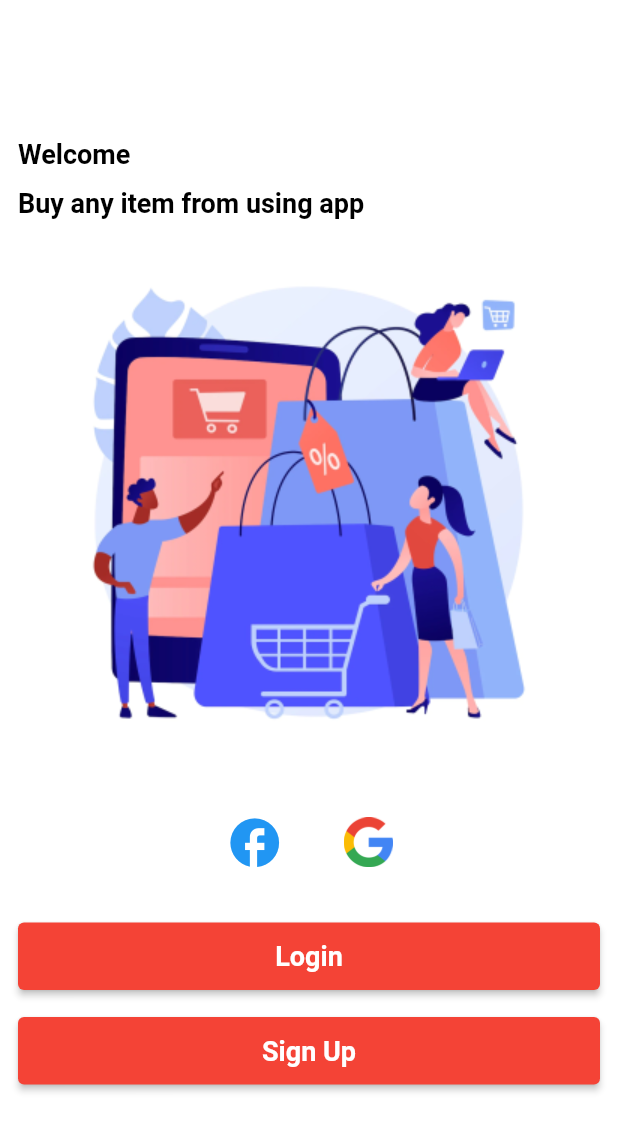
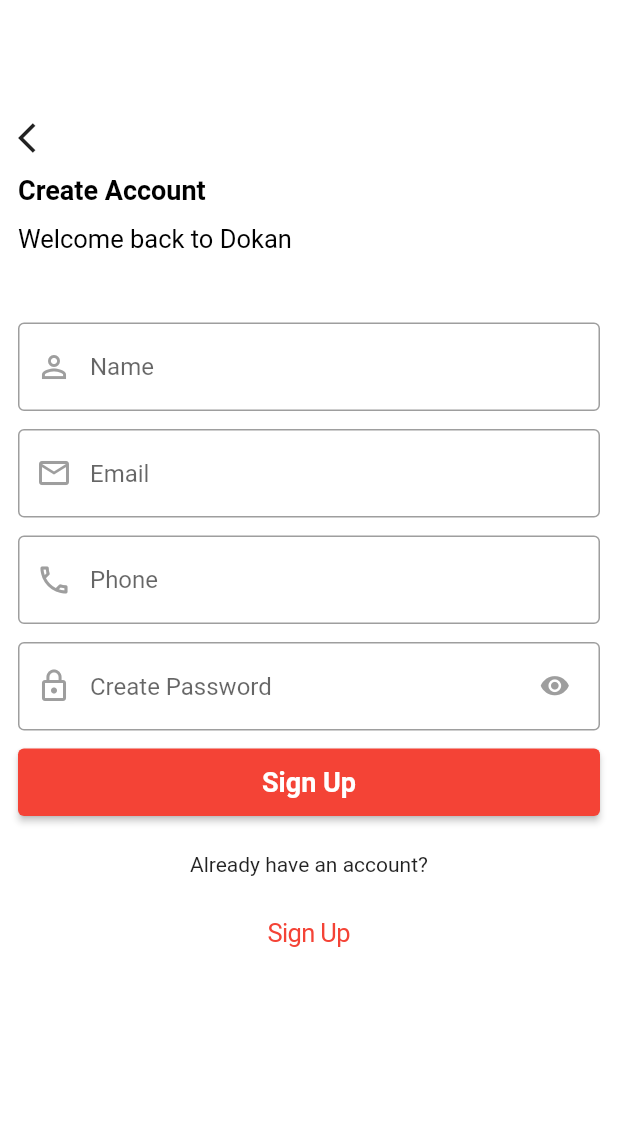
Before and after one commit to abdulhakim10/dokan_ecommerce, a Flutter app: the screen it shows after launch, after a tap on "Sign Up", on a phone screen of 412 x 824 dp. Shown: the top 1131 px of the screen. Run offline on Flutter 3.47's test engine with Material 2 defaults, Android fonts, the phone set to English and light mode, and no system bars.

Commit message:
signup page desined

```diff
--- /dev/null
+++ b/lib/screens/auth_ui/signup/signup.dart
@@ -0,0 +1,95 @@
+import 'package:dokan_ecommerce/widgets/primary_button/primary_button.dart';
+import 'package:dokan_ecommerce/widgets/top_titles/top_titles.dart';
+import 'package:flutter/cupertino.dart';
+import 'package:flutter/material.dart';
+
+class SignUp extends StatefulWidget {
+  const SignUp({super.key});
+
+  @override
+  State<SignUp> createState() => _SignUpState();
+}
+
+class _SignUpState extends State<SignUp> {
+  bool isShowPassword = true;
+  @override
+  Widget build(BuildContext context) {
+    return Scaffold(
+      body: SingleChildScrollView(
+        child: Padding(
+          padding: const EdgeInsets.all(12),
+          child: Column(
+            crossAxisAlignment: CrossAxisAlignment.start,
+            children: [
+              const TopTitles(
+                  subtitle: 'Welcome back to Dokan', title: 'Create Account'),
+              const SizedBox(height: 46),
+              TextFormField(
+                decoration: const InputDecoration(
+                    hintText: 'Name',
+                    prefixIcon: Icon(
+                      Icons.person_outline,
+                    )),
+              ),
+              const SizedBox(height: 12),
+              TextFormField(
+                decoration: const InputDecoration(
+                    hintText: 'Email',
+                    prefixIcon: Icon(
+                      Icons.email_outlined,
+                    )),
+              ),
+              const SizedBox(height: 12),
+              TextFormField(
+                keyboardType: TextInputType.number,
+                decoration: const InputDecoration(
+                    hintText: 'Phone',
+                    prefixIcon: Icon(
+                      Icons.phone_outlined,
+                    )),
+              ),
+              const SizedBox(height: 12),
+              TextFormField(
+                obscureText: isShowPassword,
+                decoration: InputDecoration(
+                  hintText: 'Create Password',
+                  prefixIcon: const Icon(
+                    Icons.lock_outline,
+                  ),
+                  suffixIcon: CupertinoButton(
+                    onPressed: () {
+                      setState(() {
+                        isShowPassword = !isShowPassword;
+                      });
+                    },
+                    child: isShowPassword == true
+                        ? const Icon(
+                            Icons.visibility,
+                            color: Colors.grey,
+                          )
+                        : const Icon(Icons.visibility_off),
+                  ),
+                ),
+              ),
+              const SizedBox(height: 12),
+              PrimaryButton(onPressed: () {}, title: 'Sign Up'),
+              const SizedBox(height: 24),
+              const Center(child: Text("Already have an account?")),
+              const SizedBox(height: 12),
+              Center(
+                child: CupertinoButton(
+                    child: Text(
+                      'Sign Up',
+                      style: TextStyle(color: Theme.of(context).primaryColor),
+                    ),
+                    onPressed: () {
+                      Navigator.of(context).pop();
+                    }),
+              ),
+            ],
+          ),
+        ),
+      ),
+    );
+  }
+}
--- a/lib/screens/auth_ui/welcome/welcome.dart
+++ b/lib/screens/auth_ui/welcome/welcome.dart
@@ -1,6 +1,7 @@
 import 'package:dokan_ecommerce/constants/assets_images.dart';
 import 'package:dokan_ecommerce/constants/routes.dart';
-import 'package:dokan_ecommerce/screens/auth_ui/welcome/login/login.dart';
+import 'package:dokan_ecommerce/screens/auth_ui/login/login.dart';
+import 'package:dokan_ecommerce/screens/auth_ui/signup/signup.dart';
 import 'package:dokan_ecommerce/widgets/primary_button/primary_button.dart';
 import 'package:dokan_ecommerce/widgets/top_titles/top_titles.dart';
 import 'package:flutter/cupertino.dart';
@@ -57,7 +58,12 @@ class Welcome extends StatelessWidget {
                 },
                 title: 'Login'),
             const SizedBox(height: 18),
-            PrimaryButton(onPressed: () {}, title: 'Sign Up')
+            PrimaryButton(
+                onPressed: () {
+                  Routes.instance
+                      .push(widget: const SignUp(), context: context);
+                },
+                title: 'Sign Up')
           ],
         ),
       ),
--- a/lib/widgets/top_titles/top_titles.dart
+++ b/lib/widgets/top_titles/top_titles.dart
@@ -29,7 +29,7 @@ class TopTitles extends StatelessWidget {
         Text(
           subtitle,
           style: const TextStyle(
-              fontSize: 18, fontWeight: FontWeight.w600, color: Colors.black),
+              fontSize: 17, fontWeight: FontWeight.w400, color: Colors.black),
         ),
       ],
     );
--- a/pubspec.yaml
+++ b/pubspec.yaml
@@ -35,6 +35,11 @@ dependencies:
   # The following adds the Cupertino Icons font to your application.
   # Use with the CupertinoIcons class for iOS style icons.
   cupertino_icons: ^1.0.2
+  firebase_auth: ^4.7.3
+  firebase_core: ^2.15.1
+  cloud_firestore: ^4.8.5
+  provider: ^6.0.5
+  firebase_storage: ^11.2.6
 
 dev_dependencies:
   flutter_test:
```
Also changed, not shown: lib/screens/auth_ui/login/login.dart (renamed from lib/screens/auth_ui/welcome/login/login.dart, +12 -5 lines), lib/screens/home/home.dart (added, +19 -0 lines), assets/images/google.png (deleted), lib/firebase_helper/firebase_auth_helper/firebase_auth_helper.dart (added), lib/firebase_helper/firebase_firestore_helper/firebase_firestore_helper.dart (added), pubspec.lock, 7 other files.
